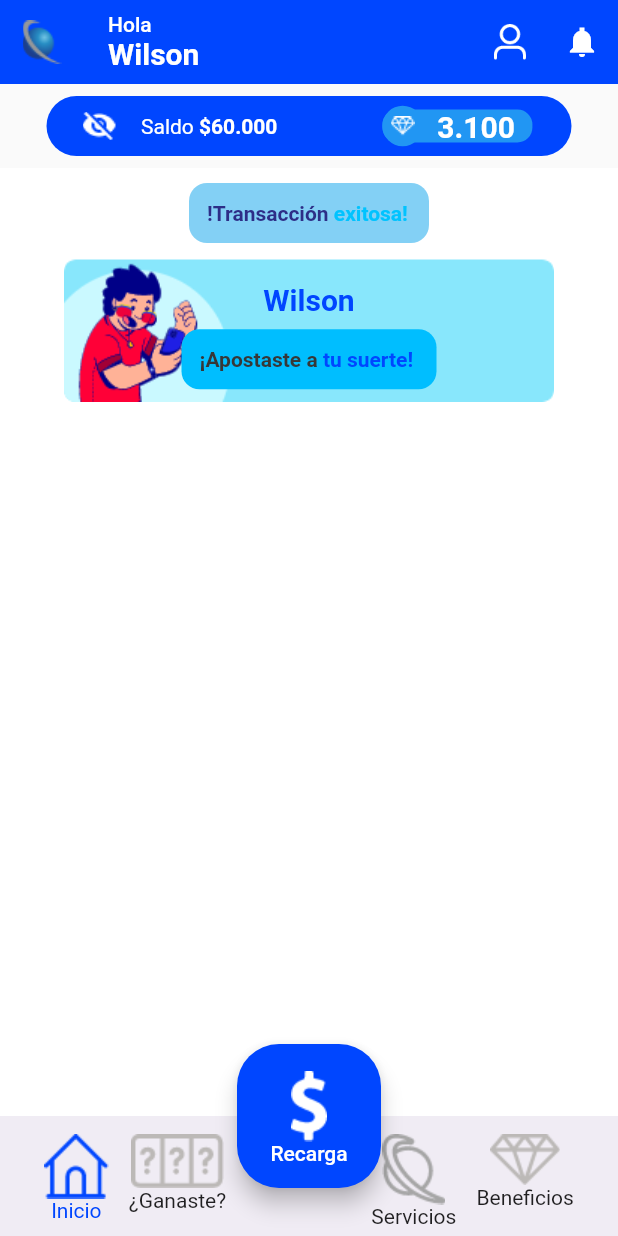
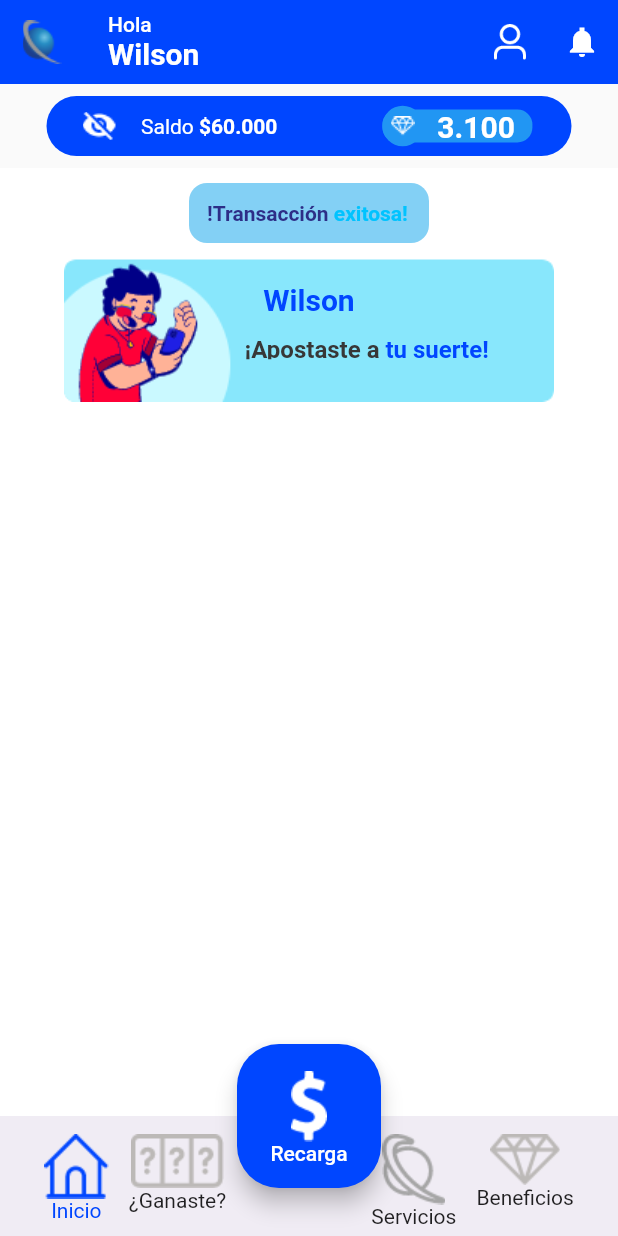
Before and after one commit to MurphLaw/demo, a Flutter app: the SuccessTransactionScreen screen opened directly, on a phone screen of 412 x 824 dp. Run offline on Flutter 3.47's test engine with Material 2 defaults, Android fonts, the phone set to English and light mode, and no system bars; our stand-ins replace flutter_speed_dial, pinput.

Commit message:
se termina imagen

```diff
--- a/lib/widgets/success_transaction_image.dart
+++ b/lib/widgets/success_transaction_image.dart
@@ -19,7 +19,7 @@ class SucessTransactionImage extends StatelessWidget {
           Column(
             children: [
               Padding(
-                padding: const EdgeInsets.all(8.0),
+                padding: const EdgeInsets.all(0),
                 child: Center(
                     child: Text(
                   name,
@@ -29,12 +29,19 @@ class SucessTransactionImage extends StatelessWidget {
                       fontWeight: FontWeight.bold),
                 )),
               ),
-              CustomMultiColorMessage(text1: concept1, text2: concept2,
-              fontText1: 14, fontText2: 14,
-              colorText1: Color.fromARGB(255, 55, 55, 55), colorText2: Color.fromARGB(255, 0, 70, 255),
-              marginVertical: 0, marginHorizontal: 0,
-              colorBackground: Color.fromARGB(255, 0, 190, 255),
-              containerWidth: 170, containerHeight: 40)
+              Row(
+                children: [
+                  const SizedBox(
+                  width: 140,
+                ),
+                  CustomMultiColorMessage(text1: concept1, text2: concept2,
+                  fontText1: 16, fontText2: 16,
+                  colorText1: Color.fromARGB(255, 55, 55, 55), colorText2: Color.fromARGB(255, 0, 70, 255),
+                  marginVertical: 0, marginHorizontal: 0,
+                  colorBackground: Color.fromARGB(0, 0, 0, 0),
+                  containerWidth: 250, containerHeight: 40),
+                ],
+              )
             ],
           ),
         ]),
```
